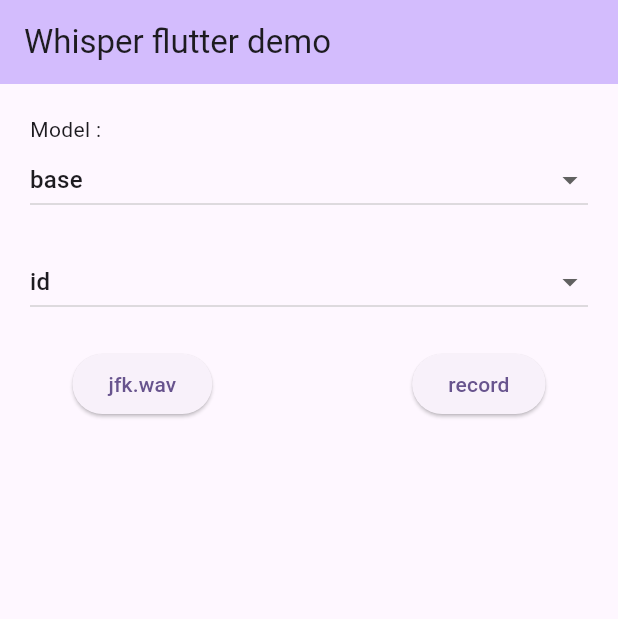
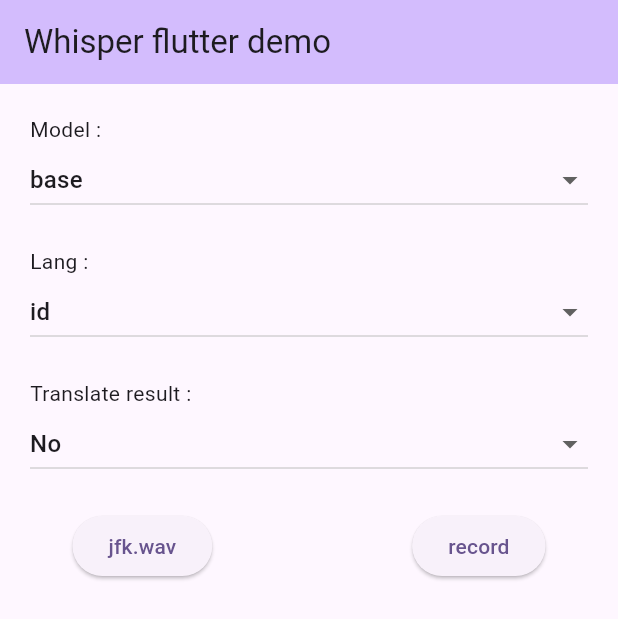
Before and after one commit to krikristoophe/whisper_flutter_plus, a Flutter app: the screen it shows after launch, on a phone screen of 412 x 824 dp. Shown: the top 619 px of the screen. Run offline on Flutter 3.47's test engine with Material 2 defaults, Android fonts, the phone set to English and light mode, and no system bars; our stand-ins replace flutter_riverpod, freezed_annotation, universal_io; missing offline and left inert: dart:ffi, easy_dart_logger, ffmpeg_kit_flutter_full_gpl, record; generated files the repository leaves out were written again.

Commit message:
feat: add translation exemple and doc

```diff
--- a/example/lib/main.dart
+++ b/example/lib/main.dart
@@ -41,6 +41,7 @@
   Widget build(BuildContext context, WidgetRef ref) {
     final WhisperModel model = ref.watch(modelProvider);
     final String lang = ref.watch(langProvider);
+    final bool translate = ref.watch(translateProvider);
     final WhisperController controller = ref.watch(
       whisperControllerProvider.notifier,
     );
@@ -85,6 +86,7 @@
                       },
                     ),
                     const SizedBox(height: 20),
+                    const Text('Lang :'),
                     DropdownButton(
                       isExpanded: true,
                       value: lang,
@@ -99,6 +101,28 @@
                       onChanged: (String? lang) {
                         if (lang != null) {
                           ref.read(langProvider.notifier).state = lang;
+                        }
+                      },
+                    ),
+                    const SizedBox(height: 20),
+                    const Text('Translate result :'),
+                    DropdownButton(
+                      isExpanded: true,
+                      value: translate,
+                      items: const [
+                        DropdownMenuItem(
+                          value: false,
+                          child: Text('No'),
+                        ),
+                        DropdownMenuItem(
+                          value: true,
+                          child: Text('Yes'),
+                        ),
+                      ],
+                      onChanged: (bool? translate) {
+                        if (translate != null) {
+                          ref.read(translateProvider.notifier).state =
+                              translate;
                         }
                       },
                     ),
--- a/example/lib/providers.dart
+++ b/example/lib/providers.dart
@@ -4,3 +4,5 @@
 final modelProvider = StateProvider.autoDispose((ref) => WhisperModel.base);
 
 final langProvider = StateProvider.autoDispose((ref) => 'id');
+
+final translateProvider = StateProvider((ref) => false);
--- a/example/lib/whisper_controller.dart
+++ b/example/lib/whisper_controller.dart
@@ -24,11 +24,14 @@
 
     final String lang = ref.read(langProvider);
 
+    final bool translate = ref.read(translateProvider);
+
     try {
       final String transcription = await whisper.transcribe(
         transcribeRequest: TranscribeRequest(
           audio: filePath,
           language: lang,
+          isTranslate: translate,
         ),
       );
 
--- a/pubspec.yaml
+++ b/pubspec.yaml
@@ -24,7 +24,7 @@
 
 dev_dependencies:
   build_runner: ^2.4.6
-  ffigen: ^6.1.2
+  ffigen: ^9.0.1
   freezed: ^2.4.2
   json_serializable: ^6.7.1
   very_good_analysis: ^5.1.0
```
Also changed, not shown: example/pubspec.lock, 1 other file.
